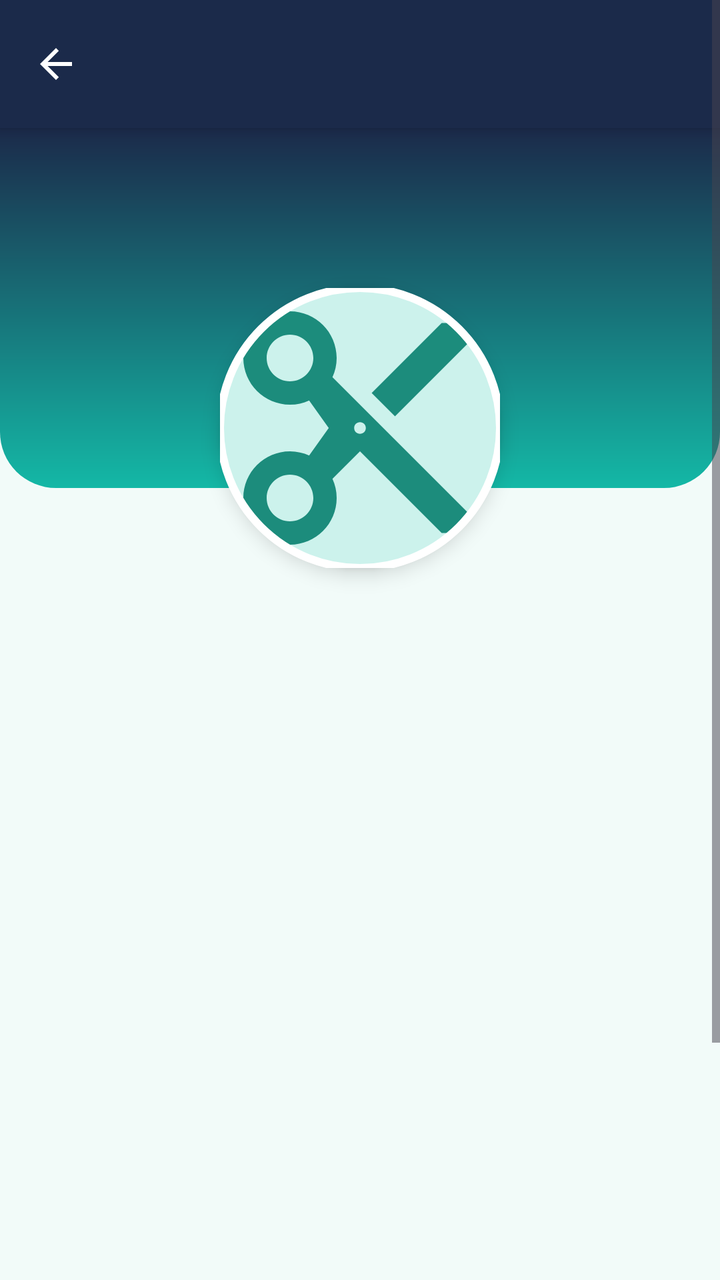
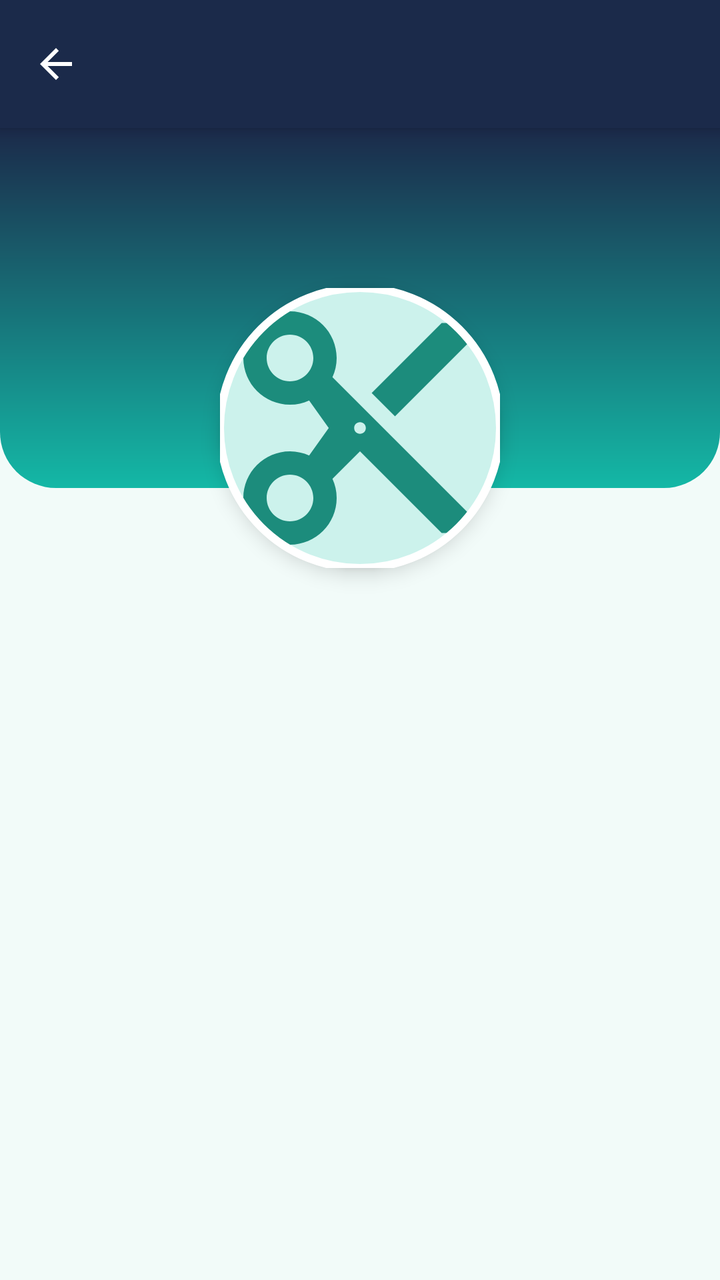

Before-and-after screenshots of an Android layout around one commit, followed by the original layout XML and the change that was made.
<!-- AndroidManifest.xml: application theme Theme.HairGo -->
<!-- res/layout/activity_salon_profile.xml -->
<?xml version="1.0" encoding="utf-8"?>
<ScrollView
    xmlns:android="http://schemas.android.com/apk/res/android"
    xmlns:app="http://schemas.android.com/apk/res-auto"
    android:layout_width="match_parent"
    android:layout_height="match_parent"
    android:fillViewport="true"
    android:background="@color/home_bg">

    <androidx.constraintlayout.widget.ConstraintLayout
        android:layout_width="match_parent"
        android:layout_height="wrap_content">

        
        <include
            android:id="@+id/header"
            layout="@layout/component_header"
            app:layout_constraintTop_toTopOf="parent"
            app:layout_constraintStart_toStartOf="parent"
            app:layout_constraintEnd_toEndOf="parent"/>

        
        <View
            android:id="@+id/gradientBackground"
            android:layout_width="0dp"
            android:layout_height="180dp"
            android:background="@drawable/bg_salon_header"
            app:layout_constraintTop_toBottomOf="@id/header"
            app:layout_constraintStart_toStartOf="parent"
            app:layout_constraintEnd_toEndOf="parent"/>

        
        <com.google.android.material.imageview.ShapeableImageView
            android:id="@+id/ivSalonPfp"
            android:layout_width="140dp"
            android:layout_height="140dp"
            android:layout_marginTop="80dp"
            android:elevation="6dp"
            android:scaleType="centerCrop"
            android:contentDescription="@string/salon_photo_desc"
            android:background="@drawable/bg_circle_teal_light"
            android:src="@drawable/ic_salon_placeholder"
            android:tint="@color/home_icon"
            android:padding="0dp"
            app:shapeAppearanceOverlay="@style/ShapeAppearanceOverlay.HairGo_Circle"
            app:strokeWidth="4dp"
            app:strokeColor="@color/salon_info_card_bg"
            app:layout_constraintTop_toBottomOf="@id/header"
            app:layout_constraintStart_toStartOf="parent"
            app:layout_constraintEnd_toEndOf="parent"/>

        
        <ProgressBar
            android:id="@+id/progress"
            android:layout_width="48dp"
            android:layout_height="48dp"
            android:indeterminateTint="@color/home_icon"
            app:layout_constraintTop_toTopOf="@id/ivSalonPfp"
            app:layout_constraintBottom_toBottomOf="@id/ivSalonPfp"
            app:layout_constraintStart_toStartOf="parent"
            app:layout_constraintEnd_toEndOf="parent"/>

        
        <androidx.constraintlayout.widget.Group
            android:id="@+id/contentGroup"
            android:layout_width="wrap_content"
            android:layout_height="wrap_content"
            android:visibility="invisible"
            app:constraint_referenced_ids="cardSalonName,tvNextAvailable,divider,tvServicesLabel,rvServices,llReviewsSection,btnBook,btnReportSalon"/>

        
        <com.google.android.material.card.MaterialCardView
            android:id="@+id/cardSalonName"
            android:layout_width="0dp"
            android:layout_height="wrap_content"
            android:layout_marginTop="12dp"
            android:layout_marginHorizontal="16dp"
            app:cardCornerRadius="24dp"
            app:cardElevation="0dp"
            app:strokeWidth="1dp"
            app:strokeColor="@color/home_border"
            app:cardBackgroundColor="@color/salon_info_card_bg"
            app:layout_constraintTop_toBottomOf="@id/ivSalonPfp"
            app:layout_constraintStart_toStartOf="parent"
            app:layout_constraintEnd_toEndOf="parent">

            <androidx.constraintlayout.widget.ConstraintLayout
                android:layout_width="match_parent"
                android:layout_height="wrap_content"
                android:padding="20dp">

                <TextView
                    android:id="@+id/tvSalonName"
                    android:layout_width="0dp"
                    android:layout_height="wrap_content"
                    android:gravity="center"
                    android:textColor="@color/salon_section_title"
                    android:textSize="22sp"
                    android:textStyle="bold"
                    app:layout_constraintTop_toTopOf="parent"
                    app:layout_constraintStart_toStartOf="parent"
                    app:layout_constraintEnd_toEndOf="parent"/>

                <LinearLayout
                    android:id="@+id/llLocation"
                    android:layout_width="wrap_content"
                    android:layout_height="wrap_content"
                    android:layout_marginTop="6dp"
                    android:orientation="horizontal"
                    android:gravity="center_vertical"
                    app:layout_constraintTop_toBottomOf="@id/tvSalonName"
                    app:layout_constraintStart_toStartOf="parent"
                    app:layout_constraintEnd_toEndOf="parent">

                    <ImageView
                        android:layout_width="14dp"
                        android:layout_height="14dp"
                        android:src="@drawable/ic_location"
                        app:tint="@color/home_icon"/>

                    <TextView
                        android:id="@+id/tvSalonLocation"
                        android:layout_width="wrap_content"
                        android:layout_height="wrap_content"
                        android:layout_marginStart="4dp"
                        android:textColor="@color/home_text_secondary"
                        android:textSize="13sp"/>

                </LinearLayout>

                
                <TextView
                    android:id="@+id/tvSalonRating"
                    android:layout_width="wrap_content"
                    android:layout_height="wrap_content"
                    android:layout_marginTop="10dp"
                    android:paddingHorizontal="12dp"
                    android:paddingVertical="4dp"
                    android:textColor="@color/salon_rating_text"
                    android:textSize="12sp"
                    android:textStyle="bold"
                    android:background="@drawable/bg_home_rating_badge"
                    android:gravity="center"
                    android:drawableStart="@drawable/ic_star"
                    android:drawablePadding="5dp"
                    android:drawableTint="@color/salon_rating_text"
                    android:clickable="true"
                    android:focusable="true"
                    android:contentDescription="@string/see_all_reviews"
                    app:layout_constraintTop_toBottomOf="@id/llLocation"
                    app:layout_constraintStart_toStartOf="parent"
                    app:layout_constraintEnd_toEndOf="parent"/>

            </androidx.constraintlayout.widget.ConstraintLayout>
        </com.google.android.material.card.MaterialCardView>

        
        <com.google.android.material.card.MaterialCardView
            android:id="@+id/tvNextAvailable"
            android:layout_width="0dp"
            android:layout_height="wrap_content"
            android:layout_marginTop="12dp"
            android:layout_marginHorizontal="16dp"
            app:cardCornerRadius="16dp"
            app:cardElevation="0dp"
            app:cardBackgroundColor="@color/salon_date_bg"
            android:visibility="gone"
            app:layout_constraintTop_toBottomOf="@id/cardSalonName"
            app:layout_constraintStart_toStartOf="parent"
            app:layout_constraintEnd_toEndOf="parent">

            <LinearLayout
                android:layout_width="match_parent"
                android:layout_height="wrap_content"
                android:orientation="horizontal"
                android:gravity="center_vertical"
                android:padding="14dp">

                <ImageView
                    android:layout_width="18dp"
                    android:layout_height="18dp"
                    android:src="@drawable/ic_calendar"
                    app:tint="@color/salon_date_text"
                    android:importantForAccessibility="no"/>

                <TextView
                    android:layout_width="wrap_content"
                    android:layout_height="wrap_content"
                    android:layout_marginStart="8dp"
                    android:textColor="@color/salon_date_text"
                    android:textSize="14sp"
                    android:textStyle="bold"/>

            </LinearLayout>
        </com.google.android.material.card.MaterialCardView>

        
        <View
            android:id="@+id/divider"
            android:layout_width="0dp"
            android:layout_height="1dp"
            android:layout_marginTop="24dp"
            android:layout_marginHorizontal="16dp"
            android:background="@color/home_border"
            app:layout_constraintTop_toBottomOf="@id/tvNextAvailable"
            app:layout_constraintStart_toStartOf="parent"
            app:layout_constraintEnd_toEndOf="parent"/>

        
        <TextView
            android:id="@+id/tvServicesLabel"
            android:layout_width="0dp"
            android:layout_height="wrap_content"
            android:layout_marginTop="20dp"
            android:layout_marginHorizontal="16dp"
            android:text="@string/section_services"
            android:textColor="@color/salon_section_title"
            android:textSize="18sp"
            android:textStyle="bold"
            app:layout_constraintTop_toBottomOf="@id/divider"
            app:layout_constraintStart_toStartOf="parent"
            app:layout_constraintEnd_toEndOf="parent"/>

        
        <androidx.recyclerview.widget.RecyclerView
            android:id="@+id/rvServices"
            android:layout_width="0dp"
            android:layout_height="wrap_content"
            android:layout_marginTop="8dp"
            android:layout_marginHorizontal="16dp"
            android:nestedScrollingEnabled="false"
            app:layout_constraintTop_toBottomOf="@id/tvServicesLabel"
            app:layout_constraintStart_toStartOf="parent"
            app:layout_constraintEnd_toEndOf="parent"/>

        
        <LinearLayout
            android:id="@+id/llReviewsSection"
            android:layout_width="0dp"
            android:layout_height="wrap_content"
            android:layout_marginTop="24dp"
            android:layout_marginHorizontal="16dp"
            android:orientation="vertical"
            app:layout_constraintTop_toBottomOf="@id/rvServices"
            app:layout_constraintStart_toStartOf="parent"
            android:layout_marginBottom="16dp"
            app:layout_constraintEnd_toEndOf="parent">

            <TextView
                android:layout_width="wrap_content"
                android:layout_height="wrap_content"
                android:text="@string/title_reviews"
                android:textColor="@color/salon_section_title"
                android:textSize="18sp"
                android:textStyle="bold"/>

            <ProgressBar
                android:id="@+id/previewReviewsProgress"
                android:layout_width="18dp"
                android:layout_height="18dp"
                android:layout_marginTop="12dp"
                android:indeterminateTint="@color/salon_accent"/>

            <TextView
                android:id="@+id/tvPreviewEmpty"
                android:layout_width="wrap_content"
                android:layout_height="wrap_content"
                android:layout_marginTop="8dp"
                android:text="@string/no_reviews_yet"
                android:textColor="@color/home_text_secondary"
                android:textSize="14sp"
                android:visibility="gone"/>

            <androidx.recyclerview.widget.RecyclerView
                android:id="@+id/rvReviewPreview"
                android:layout_width="match_parent"
                android:layout_height="wrap_content"
                android:layout_marginTop="4dp"
                android:nestedScrollingEnabled="false"
                android:visibility="gone"/>

            <TextView
                android:id="@+id/tvSeeAllReviews"
                android:layout_width="wrap_content"
                android:layout_height="wrap_content"
                android:layout_marginTop="8dp"
                android:clickable="true"
                android:focusable="true"
                android:background="?attr/selectableItemBackground"
                android:paddingVertical="8dp"
                android:text="@string/see_all_reviews"
                android:textColor="@color/salon_accent"
                android:textSize="14sp"
                android:textStyle="bold"
                android:visibility="gone"/>

        </LinearLayout>

        
        <androidx.appcompat.widget.AppCompatButton
            android:id="@+id/btnBook"
            android:layout_width="0dp"
            android:layout_height="56dp"
            android:layout_marginTop="24dp"
            android:layout_marginHorizontal="16dp"
            android:text="@string/btn_book_now"
            android:background="@drawable/bg_button_teal"
            style="@style/ButtonPrimary"
            app:layout_constraintTop_toBottomOf="@id/llReviewsSection"
            app:layout_constraintStart_toStartOf="parent"
            app:layout_constraintEnd_toEndOf="parent"/>

        
        <androidx.appcompat.widget.AppCompatButton
            android:id="@+id/btnReportSalon"
            android:layout_width="0dp"
            android:layout_height="48dp"
            android:layout_marginTop="12dp"
            android:layout_marginHorizontal="16dp"
            android:layout_marginBottom="24dp"
            android:text="@string/report_salon_action"
            style="@style/ButtonSecondaryOutline"
            app:layout_constraintTop_toBottomOf="@id/btnBook"
            app:layout_constraintStart_toStartOf="parent"
            app:layout_constraintEnd_toEndOf="parent"/>

    </androidx.constraintlayout.widget.ConstraintLayout>
</ScrollView>
<!-- res/layout/component_header.xml (included above) -->
<?xml version="1.0" encoding="utf-8"?>
<androidx.constraintlayout.widget.ConstraintLayout
    xmlns:android="http://schemas.android.com/apk/res/android"
    xmlns:app="http://schemas.android.com/apk/res-auto"
    android:layout_width="match_parent"
    android:layout_height="64dp"
    android:background="@color/navy"
    android:elevation="4dp">

    <ImageButton
        android:id="@+id/btnBack"
        android:layout_width="40dp"
        android:layout_height="40dp"
        android:background="@android:color/transparent"
        android:src="@drawable/ic_back_arrow"
        app:layout_constraintTop_toTopOf="parent"
        app:layout_constraintBottom_toBottomOf="parent"
        app:layout_constraintStart_toStartOf="parent"
        android:layout_marginStart="8dp"/>

    <TextView
        android:id="@+id/tvHeaderTitle"
        android:layout_width="wrap_content"
        android:layout_height="wrap_content"
        android:textColor="@color/white"
        android:textSize="20sp"
        android:textStyle="bold"
        app:layout_constraintTop_toTopOf="parent"
        app:layout_constraintBottom_toBottomOf="parent"
        app:layout_constraintStart_toStartOf="parent"
        app:layout_constraintEnd_toEndOf="parent"/>

</androidx.constraintlayout.widget.ConstraintLayout>
<!-- resources referenced by this layout -->
<resources>
  <color name="home_bg">#F2FBF9</color>
  <color name="home_border">#BDEAE4</color>
  <color name="home_icon">#1C8C7C</color>
  <color name="home_text_secondary">#3E6F69</color>
  <color name="navy">#1B2A4A</color>
  <color name="salon_accent">#E8824F</color>
  <color name="salon_date_bg">#E0F7F3</color>
  <color name="salon_date_text">#0F766E</color>
  <color name="salon_info_card_bg">#FFFFFF</color>
  <color name="salon_rating_text">#B44A24</color>
  <color name="salon_section_title">#1B2A4A</color>
  <color name="white">#FFFFFF</color>
  <!-- drawable bg_button_teal (drawable) -->
  <?xml version="1.0" encoding="utf-8"?>
  <shape xmlns:android="http://schemas.android.com/apk/res/android"
      android:shape="rectangle">
      <solid android:color="@color/teal"/>
      <corners android:radius="12dp"/>
  </shape>
  <!-- drawable bg_circle_teal_light (drawable) -->
  <shape xmlns:android="http://schemas.android.com/apk/res/android" android:shape="oval">
      <solid android:color="@color/teal_light"/>
  </shape>
  <!-- drawable bg_home_rating_badge (drawable) -->
  <?xml version="1.0" encoding="utf-8"?>
  <shape xmlns:android="http://schemas.android.com/apk/res/android"
      android:shape="rectangle">
      <solid android:color="@color/home_rating_bg" />
      <corners android:radius="12dp" />
  </shape>
  <!-- drawable ic_back_arrow (drawable) -->
  <vector xmlns:android="http://schemas.android.com/apk/res/android"
      android:width="24dp" android:height="24dp"
      android:viewportWidth="24" android:viewportHeight="24">
      <path android:fillColor="#FFFFFFFF"
          android:pathData="M20,11H7.83l5.59,-5.59L12,4l-8,8 8,8 1.41,-1.41L7.83,13H20v-2z"/>
  </vector>
  <!-- drawable ic_star (drawable) -->
  <vector xmlns:android="http://schemas.android.com/apk/res/android"
      android:width="24dp" android:height="24dp"
      android:viewportWidth="24" android:viewportHeight="24">
      <path android:fillColor="#FF000000"
          android:pathData="M12,17.27L18.18,21l-1.64,-7.03L22,9.24l-7.19,-0.61L12,2 9.19,8.63 2,9.24l5.46,4.73L5.82,21z"/>
  </vector>
  <string name="btn_book_now">Book Now</string>
  <string name="no_reviews_yet">No reviews yet</string>
  <string name="report_salon_action">Report this salon</string>
  <string name="salon_photo_desc">Salon photo</string>
  <string name="section_services">Services</string>
  <string name="see_all_reviews">See all reviews</string>
  <string name="title_reviews">Reviews</string>
  <style name="ShapeAppearanceOverlay.HairGo_Circle" parent="">
          <item name="cornerFamily">rounded</item>
          <item name="cornerSize">50%</item>
      </style>
  <style name="Theme.HairGo" parent="Base.Theme.HairGo">
          <item name="snackbarStyle">@style/Widget.HairGo.Snackbar</item>
      </style>
  <color name="teal">#14B8A6</color>
  <color name="teal_light">#CCF2EC</color>
  <color name="home_rating_bg">#FFF0E6</color>
  <color name="salon_header_end">#1B2A4A</color>
  <color name="salon_header_start">#14B8A6</color>
  <!-- drawable bg_button_outline_teal (drawable) -->
  <shape xmlns:android="http://schemas.android.com/apk/res/android" android:shape="rectangle">
      <corners android:radius="12dp"/>
      <stroke android:width="1.5dp" android:color="@color/teal"/>
      <solid android:color="@android:color/transparent"/>
  </shape>
  <style name="Widget.HairGo.Snackbar" parent="Widget.Material3.Snackbar">
          <item name="backgroundTint">@color/navy</item>
          <item name="android:textColor">@color/white</item>
          <item name="shapeAppearanceOverlay">@style/ShapeAppearanceOverlay.HairGo_Snackbar</item>
      </style>
  <color name="surface">#FFFFFF</color>
  <color name="text_primary">#1A1A1A</color>
  <color name="grey_light">#F2F2F2</color>
  <color name="grey_border">#E0E0E0</color>
  <style name="ShapeAppearanceOverlay.HairGo_Snackbar" parent="">
          <item name="cornerFamily">rounded</item>
          <item name="cornerSize">16dp</item>
      </style>
  <!-- unchanged entries left out for length: 7 -->
</resources>

<!-- the commit's change to res/layout/activity_salon_profile.xml (unified diff, before → after) -->
@@ -1,5 +1,5 @@
 <?xml version="1.0" encoding="utf-8"?>
-<ScrollView
+<androidx.core.widget.NestedScrollView
     xmlns:android="http://schemas.android.com/apk/res/android"
     xmlns:app="http://schemas.android.com/apk/res-auto"
     android:layout_width="match_parent"
@@ -123,6 +123,10 @@
                         android:layout_width="wrap_content"
                         android:layout_height="wrap_content"
                         android:layout_marginStart="4dp"
+                        android:clickable="true"
+                        android:focusable="true"
+                        android:background="?attr/selectableItemBackground"
+                        android:contentDescription="@string/maps_open_location"
                         android:textColor="@color/home_text_secondary"
                         android:textSize="13sp"/>
 
@@ -325,7 +329,7 @@
             app:layout_constraintEnd_toEndOf="parent"/>
 
     </androidx.constraintlayout.widget.ConstraintLayout>
-</ScrollView>
+</androidx.core.widget.NestedScrollView>
 <!-- res/layout/component_header.xml (included above) -->
 <?xml version="1.0" encoding="utf-8"?>
 <androidx.constraintlayout.widget.ConstraintLayout
<!-- resource entries referenced after the edit -->
@@ -45,6 +45,7 @@
           android:pathData="M12,17.27L18.18,21l-1.64,-7.03L22,9.24l-7.19,-0.61L12,2 9.19,8.63 2,9.24l5.46,4.73L5.82,21z"/>
   </vector>
   <string name="btn_book_now">Book Now</string>
+  <string name="maps_open_location">Open in Google Maps</string>
   <string name="no_reviews_yet">No reviews yet</string>
   <string name="report_salon_action">Report this salon</string>
   <string name="salon_photo_desc">Salon photo</string>
